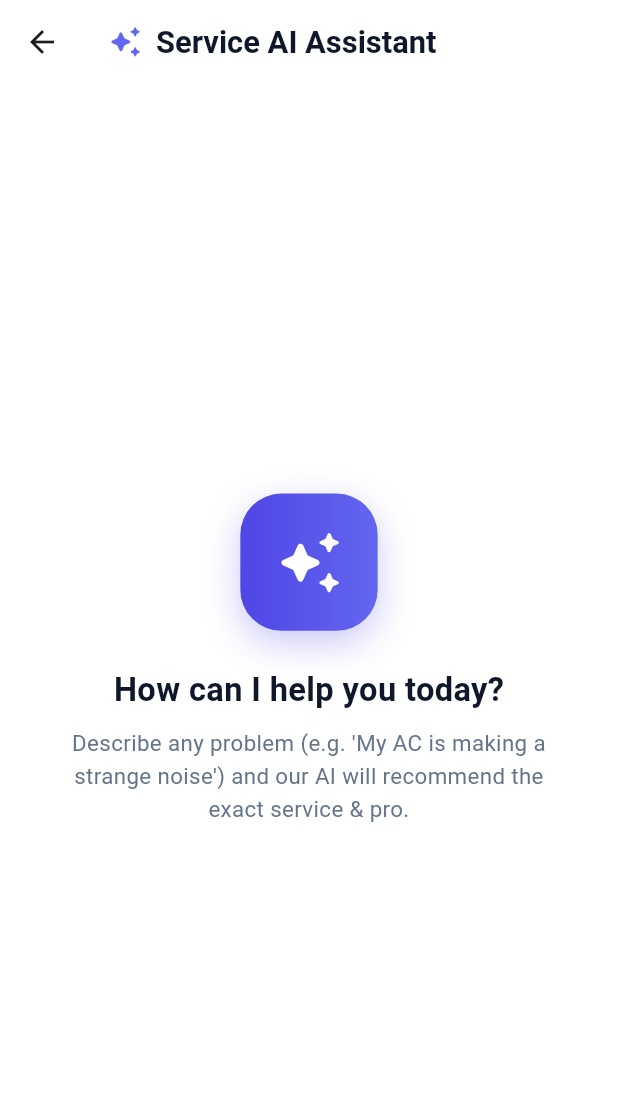
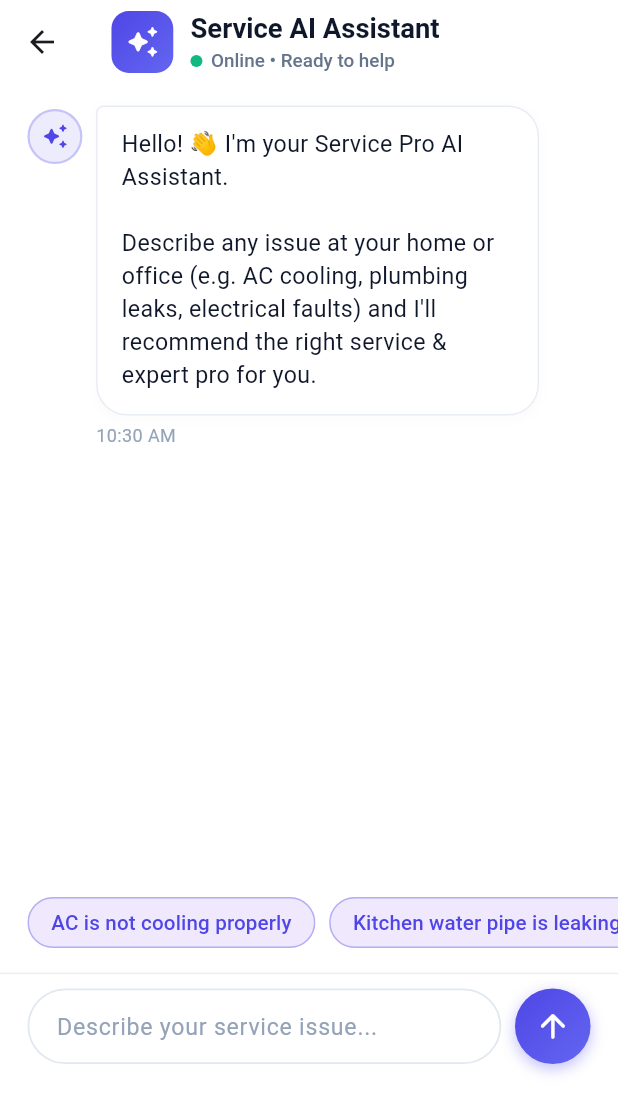
Before and after one commit to SabbirMo/service_pro, a Flutter app: the AiScreen screen opened directly, on a phone screen of 412 x 824 dp. Shown: the top 1113 px of the screen. Run offline on Flutter 3.47's test engine with Material 3 defaults, Android fonts, the phone set to English and light mode, and no system bars; our stand-ins replace flutter_riverpod, flutter_screenutil, go_router, image_picker.

Commit message:
ai chat screen design

```diff
--- /dev/null
+++ b/lib/feature/ai/model/chat_message_model.dart
@@ -0,0 +1,31 @@
+class ChatMessageModel {
+  final String id;
+  final String text;
+  final bool isUser;
+  final DateTime timestamp;
+  final String? suggestedCategory;
+
+  const ChatMessageModel({
+    required this.id,
+    required this.text,
+    required this.isUser,
+    required this.timestamp,
+    this.suggestedCategory,
+  });
+
+  ChatMessageModel copyWith({
+    String? id,
+    String? text,
+    bool? isUser,
+    DateTime? timestamp,
+    String? suggestedCategory,
+  }) {
+    return ChatMessageModel(
+      id: id ?? this.id,
+      text: text ?? this.text,
+      isUser: isUser ?? this.isUser,
+      timestamp: timestamp ?? this.timestamp,
+      suggestedCategory: suggestedCategory ?? this.suggestedCategory,
+    );
+  }
+}
--- a/lib/feature/ai/screen/ai_screen.dart
+++ b/lib/feature/ai/screen/ai_screen.dart
@@ -1,85 +1,163 @@
 import 'package:flutter/material.dart';
+import 'package:flutter_riverpod/flutter_riverpod.dart';
 import 'package:flutter_screenutil/flutter_screenutil.dart';
 import 'package:service_pro/core/theme/app_colors.dart';
+import 'package:service_pro/feature/ai/provider/ai_chat_notifier.dart';
+import 'package:service_pro/feature/ai/widgets/chat_bubble.dart';
+import 'package:service_pro/feature/ai/widgets/chat_input_bar.dart';
+import 'package:service_pro/feature/ai/widgets/quick_prompt_chips.dart';
+import 'package:service_pro/feature/ai/widgets/typing_indicator.dart';
 
-class AiScreen extends StatelessWidget {
+class AiScreen extends ConsumerStatefulWidget {
   const AiScreen({super.key});
 
   @override
+  ConsumerState<AiScreen> createState() => _AiScreenState();
+}
+
+class _AiScreenState extends ConsumerState<AiScreen> {
+  final TextEditingController _textController = TextEditingController();
+  final ScrollController _scrollController = ScrollController();
+  final FocusNode _focusNode = FocusNode();
+
+  @override
+  void dispose() {
+    _textController.dispose();
+    _scrollController.dispose();
+    _focusNode.dispose();
+    super.dispose();
+  }
+
+  void _scrollToBottom() {
+    WidgetsBinding.instance.addPostFrameCallback((_) {
+      if (_scrollController.hasClients) {
+        _scrollController.animateTo(
+          _scrollController.position.maxScrollExtent,
+          duration: const Duration(milliseconds: 300),
+          curve: Curves.easeOut,
+        );
+      }
+    });
+  }
+
+  void _handleSend([String? presetText]) {
+    final text = presetText ?? _textController.text;
+    if (text.trim().isEmpty) return;
+
+    if (presetText == null) {
+      _textController.clear();
+    }
+    ref.read(aiChatNotifierProvider.notifier).sendMessage(text);
+    _scrollToBottom();
+  }
+
+  @override
   Widget build(BuildContext context) {
+    final aiState = ref.watch(aiChatNotifierProvider);
+    final isKeyboardOpen = MediaQuery.of(context).viewInsets.bottom > 0;
+
+    ref.listen(aiChatNotifierProvider, (previous, next) => _scrollToBottom());
+
     return Scaffold(
       backgroundColor: AppColors.background,
+      resizeToAvoidBottomInset: true,
       appBar: AppBar(
+        backgroundColor: AppColors.background,
+        elevation: 0,
+        titleSpacing: 16.w,
         title: Row(
           children: [
-            Icon(
+            Container(
+              width: 36.w,
+              height: 36.w,
+              decoration: BoxDecoration(
+                gradient: const LinearGradient(
+                  colors: [AppColors.primary, AppColors.primaryLight],
+                  begin: Alignment.topLeft,
+                  end: Alignment.bottomRight,
+                ),
+                borderRadius: BorderRadius.circular(10.r),
+              ),
+              child: Icon(
                 Icons.auto_awesome_rounded,
-              color: AppColors.primaryLight,
                 size: 20.sp,
+                color: AppColors.white,
               ),
-            SizedBox(width: 8.w),
+            ),
+            SizedBox(width: 10.w),
+            Column(
+              crossAxisAlignment: CrossAxisAlignment.start,
+              children: [
                 Text(
                   "Service AI Assistant",
                   style: TextStyle(
-                fontSize: 18.sp,
+                    fontSize: 16.sp,
                     fontWeight: FontWeight.bold,
                     color: AppColors.textPrimary,
                   ),
                 ),
-          ],
-        ),
-        backgroundColor: AppColors.background,
-        elevation: 0,
-      ),
-      body: Center(
-        child: Padding(
-          padding: EdgeInsets.symmetric(horizontal: 32.w),
-          child: Column(
-            mainAxisSize: MainAxisSize.min,
+                SizedBox(height: 2.h),
+                Row(
                   children: [
                     Container(
-                width: 80.w,
-                height: 80.w,
-                decoration: BoxDecoration(
-                  gradient: const LinearGradient(
-                    colors: [AppColors.primary, AppColors.primaryLight],
-                  ),
-                  borderRadius: BorderRadius.circular(24.r),
-                  boxShadow: [
-                    BoxShadow(
-                      color: AppColors.primary.withValues(alpha: 0.3),
-                      blurRadius: 20,
-                      offset: const Offset(0, 8),
-                    ),
-                  ],
-                ),
-                child: Icon(
-                  Icons.auto_awesome_rounded,
-                  size: 40.sp,
-                  color: AppColors.white,
+                      width: 7.r,
+                      height: 7.r,
+                      decoration: const BoxDecoration(
+                        color: Color(0xFF10B981),
+                        shape: BoxShape.circle,
                       ),
                     ),
-              SizedBox(height: 20.h),
+                    SizedBox(width: 5.w),
                     Text(
-                "How can I help you today?",
+                      "Online • Ready to help",
                       style: TextStyle(
-                  fontSize: 19.sp,
-                  fontWeight: FontWeight.bold,
-                  color: AppColors.textPrimary,
-                ),
-              ),
-              SizedBox(height: 8.h),
-              Text(
-                "Describe any problem (e.g. 'My AC is making a strange noise') and our AI will recommend the exact service & pro.",
-                textAlign: TextAlign.center,
-                style: TextStyle(
-                  fontSize: 13.sp,
+                        fontSize: 11.sp,
                         color: AppColors.textSecondary,
-                  height: 1.45,
+                        fontWeight: FontWeight.w500,
                       ),
                     ),
                   ],
                 ),
+              ],
+            ),
+          ],
+        ),
+      ),
+      body: SafeArea(
+        bottom: false,
+        child: Column(
+          children: [
+            // Chat Messages List
+            Expanded(
+              child: ListView.builder(
+                controller: _scrollController,
+                padding: EdgeInsets.symmetric(horizontal: 16.w, vertical: 12.h),
+                itemCount: aiState.messages.length + (aiState.isTyping ? 1 : 0),
+                itemBuilder: (context, index) {
+                  if (index == aiState.messages.length) {
+                    return const TypingIndicator();
+                  }
+                  final message = aiState.messages[index];
+                  return ChatBubble(message: message);
+                },
+              ),
+            ),
+
+            // Quick Prompts Chips
+            if (aiState.quickPrompts.isNotEmpty && !aiState.isTyping)
+              QuickPromptChips(
+                prompts: aiState.quickPrompts,
+                onPromptSelected: _handleSend,
+              ),
+
+            // Chat Input Bar
+            ChatInputBar(
+              controller: _textController,
+              focusNode: _focusNode,
+              onSend: () => _handleSend(),
+              bottomPadding: isKeyboardOpen ? 4.h : 88.h,
+            ),
+          ],
         ),
       ),
     );
--- /dev/null
+++ b/lib/feature/ai/widgets/chat_bubble.dart
@@ -0,0 +1,150 @@
+import 'package:flutter/material.dart';
+import 'package:flutter_screenutil/flutter_screenutil.dart';
+import 'package:service_pro/core/theme/app_colors.dart';
+import 'package:service_pro/feature/ai/model/chat_message_model.dart';
+
+class ChatBubble extends StatelessWidget {
+  final ChatMessageModel message;
+
+  const ChatBubble({
+    super.key,
+    required this.message,
+  });
+
+  String _formatTime(DateTime dateTime) {
+    final hour = dateTime.hour > 12
+        ? dateTime.hour - 12
+        : (dateTime.hour == 0 ? 12 : dateTime.hour);
+    final minute = dateTime.minute.toString().padLeft(2, '0');
+    final period = dateTime.hour >= 12 ? "PM" : "AM";
+    return "$hour:$minute $period";
+  }
+
+  @override
+  Widget build(BuildContext context) {
+    if (message.isUser) {
+      return Padding(
+        padding: EdgeInsets.only(bottom: 12.h, left: 40.w),
+        child: Column(
+          crossAxisAlignment: CrossAxisAlignment.end,
+          children: [
+            Container(
+              padding: EdgeInsets.symmetric(horizontal: 16.w, vertical: 12.h),
+              decoration: BoxDecoration(
+                gradient: const LinearGradient(
+                  colors: [AppColors.primary, AppColors.primaryLight],
+                  begin: Alignment.topLeft,
+                  end: Alignment.bottomRight,
+                ),
+                borderRadius: BorderRadius.only(
+                  topLeft: Radius.circular(18.r),
+                  topRight: Radius.circular(18.r),
+                  bottomLeft: Radius.circular(18.r),
+                  bottomRight: Radius.circular(4.r),
+                ),
+                boxShadow: [
+                  BoxShadow(
+                    color: AppColors.primary.withValues(alpha: 0.2),
+                    blurRadius: 8,
+                    offset: const Offset(0, 3),
+                  ),
+                ],
+              ),
+              child: Text(
+                message.text,
+                style: TextStyle(
+                  fontSize: 14.sp,
+                  color: AppColors.white,
+                  height: 1.35,
+                ),
+              ),
+            ),
+            SizedBox(height: 4.h),
+            Text(
+              _formatTime(message.timestamp),
+              style: TextStyle(
+                fontSize: 10.5.sp,
+                color: AppColors.textMuted,
+              ),
+            ),
+          ],
+        ),
+      );
+    }
+
+    return Padding(
+      padding: EdgeInsets.only(bottom: 12.h, right: 30.w),
+      child: Row(
+        crossAxisAlignment: CrossAxisAlignment.start,
+        children: [
+          Container(
+            width: 32.w,
+            height: 32.w,
+            margin: EdgeInsets.only(top: 2.h),
+            decoration: BoxDecoration(
+              color: AppColors.primary.withValues(alpha: 0.1),
+              shape: BoxShape.circle,
+              border: Border.all(
+                color: AppColors.primary.withValues(alpha: 0.25),
+                width: 1.5,
+              ),
+            ),
+            child: Icon(
+              Icons.auto_awesome_rounded,
+              size: 16.sp,
+              color: AppColors.primary,
+            ),
+          ),
+          SizedBox(width: 8.w),
+          Expanded(
+            child: Column(
+              crossAxisAlignment: CrossAxisAlignment.start,
+              children: [
+                Container(
+                  padding:
+                      EdgeInsets.symmetric(horizontal: 14.w, vertical: 12.h),
+                  decoration: BoxDecoration(
+                    color: AppColors.surface,
+                    borderRadius: BorderRadius.only(
+                      topLeft: Radius.circular(4.r),
+                      topRight: Radius.circular(18.r),
+                      bottomLeft: Radius.circular(18.r),
+                      bottomRight: Radius.circular(18.r),
+                    ),
+                    border: Border.all(
+                      color: AppColors.border.withValues(alpha: 0.8),
+                      width: 1,
+                    ),
+                    boxShadow: [
+                      BoxShadow(
+                        color: Colors.black.withValues(alpha: 0.02),
+                        blurRadius: 6,
+                        offset: const Offset(0, 2),
+                      ),
+                    ],
+                  ),
+                  child: Text(
+                    message.text,
+                    style: TextStyle(
+                      fontSize: 13.5.sp,
+                      color: AppColors.textPrimary,
+                      height: 1.45,
+                    ),
+                  ),
+                ),
+                SizedBox(height: 4.h),
+                Text(
+                  _formatTime(message.timestamp),
+                  style: TextStyle(
+                    fontSize: 10.5.sp,
+                    color: AppColors.textMuted,
+                  ),
+                ),
+              ],
+            ),
+          ),
+        ],
+      ),
+    );
+  }
+}
--- /dev/null
+++ b/lib/feature/ai/widgets/chat_input_bar.dart
@@ -0,0 +1,93 @@
+import 'package:flutter/material.dart';
+import 'package:flutter_screenutil/flutter_screenutil.dart';
+import 'package:service_pro/core/theme/app_colors.dart';
+
+class ChatInputBar extends StatelessWidget {
+  final TextEditingController controller;
+  final FocusNode? focusNode;
+  final VoidCallback onSend;
+  final double bottomPadding;
+
+  const ChatInputBar({
+    super.key,
+    required this.controller,
+    this.focusNode,
+    required this.onSend,
+    required this.bottomPadding,
+  });
+
+  @override
+  Widget build(BuildContext context) {
+    return Container(
+      padding: EdgeInsets.symmetric(horizontal: 16.w, vertical: 8.h),
+      margin: EdgeInsets.only(bottom: bottomPadding),
+      decoration: BoxDecoration(
+        color: AppColors.surface,
+        border: Border(
+          top: BorderSide(color: AppColors.border.withValues(alpha: 0.7)),
+        ),
+      ),
+      child: Row(
+        children: [
+          Expanded(
+            child: Container(
+              decoration: BoxDecoration(
+                color: AppColors.background,
+                borderRadius: BorderRadius.circular(24.r),
+                border: Border.all(color: AppColors.border, width: 1.2),
+              ),
+              child: TextField(
+                controller: controller,
+                focusNode: focusNode,
+                textInputAction: TextInputAction.send,
+                onSubmitted: (_) => onSend(),
+                maxLines: null,
+                style: TextStyle(fontSize: 14.sp, color: AppColors.textPrimary),
+                decoration: InputDecoration(
+                  hintText: "Describe your service issue...",
+                  hintStyle: TextStyle(
+                    fontSize: 13.5.sp,
+                    color: AppColors.textMuted,
+                  ),
+                  contentPadding: EdgeInsets.symmetric(
+                    horizontal: 16.w,
+                    vertical: 10.h,
+                  ),
+                  border: InputBorder.none,
+                ),
+              ),
+            ),
+          ),
+          SizedBox(width: 8.w),
+          GestureDetector(
+            onTap: onSend,
+            child: Container(
+              width: 44.w,
+              height: 44.w,
+              decoration: BoxDecoration(
+                gradient: const LinearGradient(
+                  colors: [AppColors.primary, AppColors.primaryLight],
+                  begin: Alignment.topLeft,
+                  end: Alignment.bottomRight,
+                ),
+                shape: BoxShape.circle,
+                boxShadow: [
+                  BoxShadow(
+                    color: AppColors.primary.withValues(alpha: 0.35),
+                    blurRadius: 8,
+                    offset: const Offset(0, 3),
+                  ),
+                ],
+              ),
+              child: Icon(
+                Icons.arrow_upward_rounded,
+                color: AppColors.white,
+                size: 22.sp,
+              ),
+            ),
+          ),
+        ],
+      ),
+    );
+  }
+}
--- /dev/null
+++ b/lib/feature/ai/widgets/quick_prompt_chips.dart
@@ -0,0 +1,51 @@
+import 'package:flutter/material.dart';
+import 'package:flutter_screenutil/flutter_screenutil.dart';
+import 'package:service_pro/core/theme/app_colors.dart';
+
+class QuickPromptChips extends StatelessWidget {
+  final List<String> prompts;
+  final ValueChanged<String> onPromptSelected;
+
+  const QuickPromptChips({
+    super.key,
+    required this.prompts,
+    required this.onPromptSelected,
+  });
+
+  @override
+  Widget build(BuildContext context) {
+    return Container(
+      height: 40.h,
+      margin: EdgeInsets.only(bottom: 8.h),
+      child: ListView.separated(
+        scrollDirection: Axis.horizontal,
+        padding: EdgeInsets.symmetric(horizontal: 16.w),
+        itemCount: prompts.length,
+        separatorBuilder: (context, index) => SizedBox(width: 8.w),
+        itemBuilder: (context, index) {
+          final prompt = prompts[index];
+          return ActionChip(
+            label: Text(
+              prompt,
+              style: TextStyle(
+                fontSize: 12.sp,
+                fontWeight: FontWeight.w500,
+                color: AppColors.primary,
+              ),
+            ),
+            backgroundColor: AppColors.primary.withValues(alpha: 0.08),
+            side: BorderSide(
+              color: AppColors.primary.withValues(alpha: 0.2),
+              width: 1,
+            ),
+            shape: RoundedRectangleBorder(
+              borderRadius: BorderRadius.circular(20.r),
+            ),
+            padding: EdgeInsets.symmetric(horizontal: 6.w),
+            onPressed: () => onPromptSelected(prompt),
+          );
+        },
+      ),
+    );
+  }
+}
```
Also changed, not shown: lib/feature/ai/model/ai_chat_state.dart (added, +31 -0 lines), lib/feature/ai/provider/ai_chat_notifier.dart (added, +128 -0 lines), lib/feature/ai/widgets/typing_indicator.dart (added, +63 -0 lines), lib/feature/dashboard/screen/dashboard_screen.dart (+10 -6 lines). Lines whose indentation alone changed are shown as unchanged.
